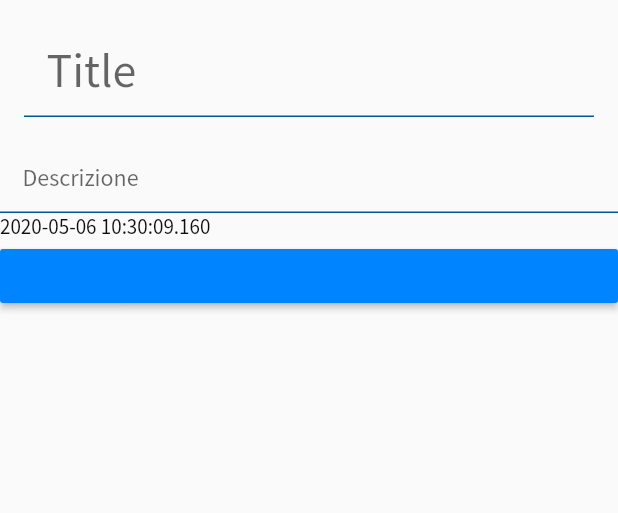
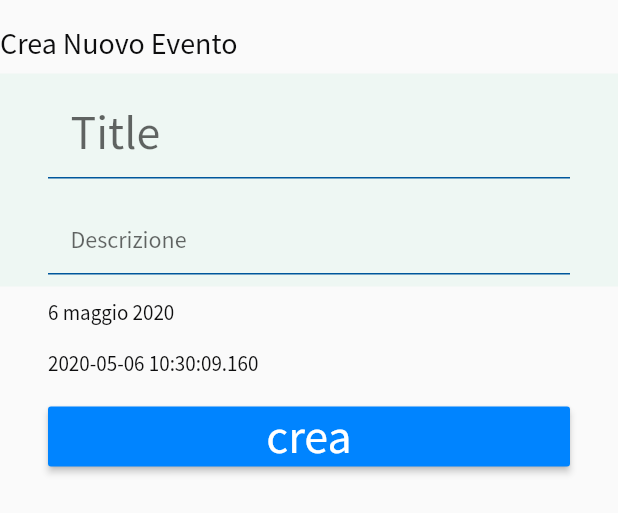
Before and after one commit to loowcode/calendaroo, a Flutter app: the NewEventWidget widget shown alone on an empty page, opened directly, on a phone screen of 412 x 824 dp. Shown: the top 513 px of the screen. Run offline on Flutter 3.47's test engine with Material 2 defaults, Android fonts, the phone set to English and light mode, and no system bars; our stand-ins replace flutter_redux, redux, shared_preferences, sqflite, table_calendar; missing offline and left inert: flutter_rounded_date_picker; accounts and stored records are empty.

```diff
--- a/lib/colors.dart
+++ b/lib/colors.dart
@@ -9,6 +9,7 @@ const secondaryGrey = const Color(0xFFbfbfbf);
 const secondaryDarkGrey = const Color(0xFF303436);
 const primaryBlack = const Color(0xFF0e0e0f);
 
+const backgroundForm =  const Color(0xFFeef7f3);
 const secondaryLightBlue =  const Color(0xFF28b6f6);
 const secondaryBlue = const Color(0xFF0084ff);
 const secondaryDarkBlue = const Color(0xFF00579c);
--- a/lib/model/event.dart
+++ b/lib/model/event.dart
@@ -21,8 +21,8 @@ class Event {
     map['id'] = id;
     map['title'] = title;
     map['description'] = description;
-    map['start'] = start;
-    map['finish'] = finish;
+    map['start'] = start.toIso8601String();
+    map['finish'] = finish.toIso8601String();
     return map;
   }
 
--- a/lib/redux/middlewares/calendar.middlewares.dart
+++ b/lib/redux/middlewares/calendar.middlewares.dart
@@ -1,13 +1,13 @@
 import 'package:calendaroo/redux/actions/calendar.actions.dart';
 import 'package:calendaroo/redux/states/app.state.dart';
-import 'package:flutter/cupertino.dart';
+import 'package:calendaroo/services/local-storage.service.dart';
 import 'package:redux/redux.dart';
 
 class CalendarMiddleware extends MiddlewareClass<AppState> {
   @override
   void call(Store<AppState> store, dynamic action, NextDispatcher next) async {
     if (action is AddEvent) {
-      store.state.calendarState.copyWith(newEventCached: null);
+      LocalStorageService().insertEvent(action.event);
     }
     next(action);
   }
--- a/lib/redux/reducers/calendar.reducer.dart
+++ b/lib/redux/reducers/calendar.reducer.dart
@@ -1,3 +1,4 @@
+import 'package:calendaroo/model/event.dart';
 import 'package:calendaroo/redux/actions/calendar.actions.dart';
 import 'package:calendaroo/redux/states/calendar.state.dart';
 import 'package:redux/redux.dart';
@@ -10,7 +11,7 @@ final calendarReducer = combineReducers<CalendarState>([
 ]);
 
 CalendarState _addEvent(CalendarState state, AddEvent action) {
-  final newEvents = List.from(state.events)..add(action.event);
+  final newEvents = List<Event>.from(state.events)..add(action.event);
   return state.copyWith(events: newEvents);
 }
 
--- a/lib/services/local-storage.service.dart
+++ b/lib/services/local-storage.service.dart
@@ -39,6 +39,8 @@ class LocalStorageService {
       id INTEGER PRIMARY KEY AUTOINCREMENT,
       title TEXT,
       description TEXT,
+      start TEXT,
+      finish TEXT
       )
   ''');
     print("Database was created!");
@@ -84,8 +86,8 @@ class LocalStorageService {
         id: maps[i]['id'],
         title: maps[i]['title'],
         description: maps[i]['description'],
-        start: maps[i]['start'],
-        finish: maps[i]['finish'],
+        start: DateTime.parse(maps[i]['start']),
+        finish: DateTime.parse(maps[i]['finish']),
       );
     });
   }
--- a/lib/widgets/new-event/new-event.widget.dart
+++ b/lib/widgets/new-event/new-event.widget.dart
@@ -7,6 +7,8 @@ import 'package:flutter/material.dart';
 import 'package:flutter_redux/flutter_redux.dart';
 import 'package:flutter_rounded_date_picker/rounded_picker.dart';
 import 'package:uuid/uuid.dart';
+import 'package:intl/intl.dart';
+
 
 class NewEventWidget extends StatefulWidget {
   @override
@@ -31,8 +33,10 @@ class _NewEventWidgetState extends State<NewEventWidget> {
   }
 
 
+  // TODO grafica e translate
   @override
   Widget build(BuildContext context) {
+    var _formatter = new DateFormat.yMMMMd('it_IT'); // TODO locale
     return StoreConnector<AppState, NewEventViewModel>(
         converter: (store) => NewEventViewModel.fromStore(store),
         builder: (context, store) {
@@ -41,7 +45,15 @@ class _NewEventWidgetState extends State<NewEventWidget> {
             child: ListView(
               children: <Widget>[
                 Padding(
-                  padding: const EdgeInsets.all(16.0),
+                  padding: const EdgeInsets.only(top: 16, bottom: 8),
+                  child: Text('Crea Nuovo Evento', textAlign: TextAlign.left ,style: Theme.of(context).textTheme.title),
+                ),
+                Container(
+                  decoration: BoxDecoration(color: backgroundForm),
+                  child: Column(
+                    children: <Widget>[
+                      Padding(
+                        padding: const EdgeInsets.only(top: 8, bottom: 8, left: 32, right: 32),
                         child: TextFormField(
                           style: TextStyle(fontSize: 32),
                           decoration: new InputDecoration(
@@ -62,7 +74,9 @@ class _NewEventWidgetState extends State<NewEventWidget> {
                               hintText: 'Title'),
                         ),
                       ),
-                TextFormField(
+                      Padding(
+                        padding: const EdgeInsets.only(top: 8, bottom: 8, left: 32, right: 32),
+                        child: TextFormField(
                           decoration: new InputDecoration(
                               focusedBorder: UnderlineInputBorder(
                                 borderSide: BorderSide(color: secondaryDarkBlue),
@@ -80,7 +94,13 @@ class _NewEventWidgetState extends State<NewEventWidget> {
                                   left: 15, bottom: 11, top: 11, right: 15),
                               hintText: 'Descrizione'),
                         ),
-                InkWell(
+                      ),
+                    ],
+                  ),
+                ),
+                Padding(
+                  padding: const EdgeInsets.only(top: 8, bottom: 8, left: 32, right: 32),
+                  child: InkWell(
                       onTap: () => CupertinoRoundedDatePicker.show(
                             context,
                             minimumYear: 1700,
@@ -95,11 +115,36 @@ class _NewEventWidgetState extends State<NewEventWidget> {
                               });
                             },
                           ),
+                      child: Text(_formatter.format(_start))),
+                ),
+                Padding(
+                  padding: const EdgeInsets.only(top: 8, bottom: 8, left: 32, right: 32),
+                  child: InkWell(
+                      onTap: () => CupertinoRoundedDatePicker.show(
+                            context,
+                            minimumYear: 1700,
+                            maximumYear: 3000,
+                            textColor: primaryWhite,
+                            background: secondaryBlue,
+                            borderRadius: 16,
+                            initialDatePickerMode: CupertinoDatePickerMode.time,
+                            onDateTimeChanged: (newDate) {
+                              setState(() {
+                                _start = newDate;
+                              });
+                            },
+                          ),
                       child: Text(_start.toString())),
-                RaisedButton(
+                ),
+                Padding(
+                  padding: const EdgeInsets.only(top: 8, bottom: 8, left: 32, right: 32),
+                  child: RaisedButton(
+                    color: secondaryBlue,
                     onPressed: () {
                       store.createEvent(_buildEvent());
                     },
+                    child: Text('crea', style: TextStyle(color: primaryWhite, fontSize: 32),),
+                  ),
                 )
               ],
             ),
@@ -110,7 +155,7 @@ class _NewEventWidgetState extends State<NewEventWidget> {
   Event _buildEvent() {
     var uuid = Uuid();
     return Event(
-        id: uuid.v4(),
+        id: null,
         title: _title,
         description: _description,
         start: _start,
--- a/lib/widgets/upcoming-events.widget.dart
+++ b/lib/widgets/upcoming-events.widget.dart
@@ -2,7 +2,6 @@ import 'package:calendaroo/colors.dart';
 import 'package:calendaroo/model/event.dart';
 import 'package:calendaroo/redux/states/app.state.dart';
 import 'package:calendaroo/services/app-localizations.service.dart';
-import 'package:calendaroo/theme.dart';
 import 'package:flutter/material.dart';
 import 'package:flutter_redux/flutter_redux.dart';
 
--- a/pubspec.yaml
+++ b/pubspec.yaml
@@ -27,6 +27,7 @@ dependencies:
   shared_preferences: ^0.5.7
   flutter_rounded_date_picker: ^1.0.4
   uuid: 2.0.4
+  intl: ^0.16.0
 
 
 
```
Also changed, not shown: lib/pages/home.page.dart (+8 -1 lines), lib/theme.dart (+10 -5 lines), lib/widgets/calendar.widget.dart (+0 -20 lines), pubspec.lock. Lines whose indentation alone changed are shown as unchanged.
